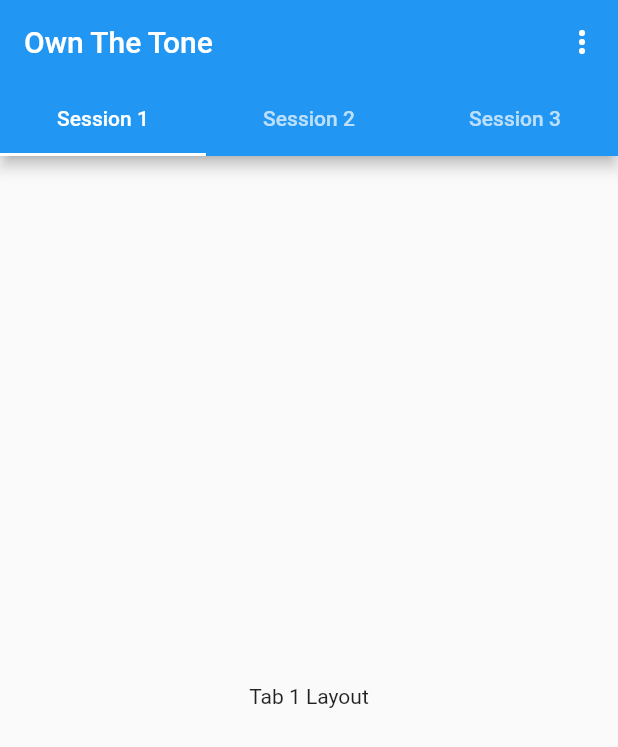
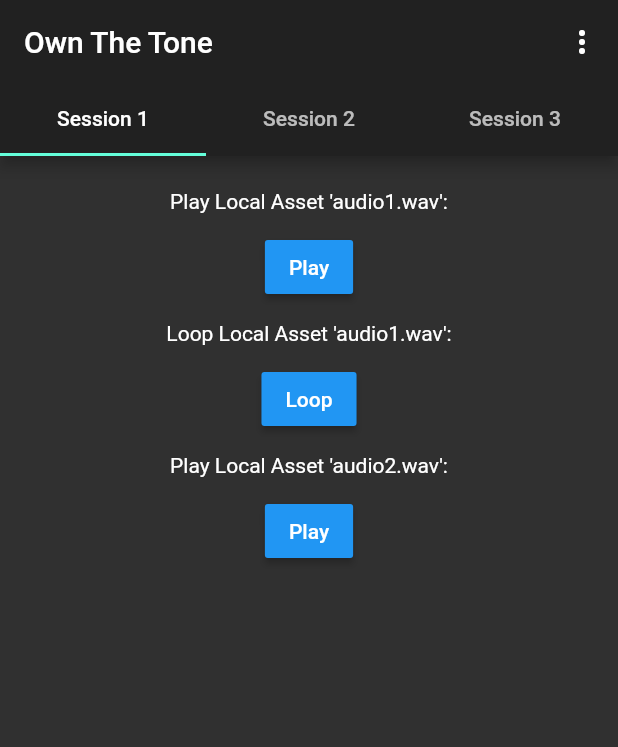
Before and after one commit to Nucl3arSn3k/Tinnitusapp, a Flutter app: the screen it shows after launch, on a phone screen of 412 x 824 dp. Shown: the top 747 px of the screen. Run offline on Flutter 3.47's test engine with Material 2 defaults, Android fonts, the phone set to English and light mode, and no system bars; our stand-ins replace audioplayers.

Commit message:
Basic audio functionality working,now I need a better player.
W00t. Basic cross-platform audio functionality achived. This is now a (very) basic prototype.

```diff
--- a/lib/main.dart
+++ b/lib/main.dart
@@ -10,9 +10,14 @@ class MainPersistentTabBar extends StatefulWidget {
 }
 
 class _MainPersistentTabBarState extends State<MainPersistentTabBar>{
+  Brightness brightness;
   @override
   Widget build(BuildContext context) {
     return new MaterialApp(
+      theme: new ThemeData(
+        primarySwatch: Colors.blue,
+        brightness: Brightness.dark,
+        ),
       home: DefaultTabController(
         length: 3,
         child: Scaffold(
@@ -94,16 +99,5 @@ class _MainPersistentTabBarState extends State<MainPersistentTabBar>{
   )
   );
   }
-
-
-
-
-
-
-
-
-
-
-
 }
 }
--- a/lib/pages/FirstScreen.dart
+++ b/lib/pages/FirstScreen.dart
@@ -1,9 +1,12 @@
 // FirstScreen.dart
+import 'dart:async';
+import 'dart:io';
+
 import 'package:audioplayers/audio_cache.dart';
 import 'package:audioplayers/audioplayers.dart';
 import 'package:flutter/material.dart';
-import 'dart:async';
-
+import 'package:path_provider/path_provider.dart';
+import 'package:ownthetone/player_widget.dart';
 
 class FirstScreen extends StatefulWidget {
   @override
@@ -12,20 +15,48 @@ class FirstScreen extends StatefulWidget {
 
 class _FirstScreenState extends State<FirstScreen> {
   AudioPlayer advancedPlayer = AudioPlayer();
+  AudioCache audioCache = AudioCache();
+  String localFilePath;
 
-  @override
-  void initState() {
-    super.initState();
-
-
+  Future _loadFile() async {
+    final dir = await getApplicationDocumentsDirectory();
+    final file = File('${dir.path}/audio.mp3');
   }
 
-  @override
-  Widget build(BuildContext context) {
-    return Container(
-      child: Center(
-        child: Text('Tab 1 Layout'),
+  Widget _tab(List<Widget> children) {
+    return Center(
+      child: Container(
+        padding: EdgeInsets.all(16.0),
+        child: Column(
+          children: children
+              .map((w) => Container(child: w, padding: EdgeInsets.all(6.0)))
+              .toList(),
+        ),
       ),
     );
   }
+
+  Widget _btn(String txt, VoidCallback onPressed) {
+    return ButtonTheme(
+        minWidth: 48.0,
+        child: RaisedButton(child: Text(txt), onPressed: onPressed));
+  }
+
+
+  Widget build(BuildContext context) {
+    return _tab([
+      Text('Play Local Asset \'audio1.wav\':'),
+      _btn('Play', () => audioCache.play('audio1.wav')),
+      Text('Loop Local Asset \'audio1.wav\':'),
+      _btn('Loop', () => audioCache.loop('audio1.wav')),
+      Text('Play Local Asset \'audio2.wav\':'),
+      _btn('Play', () => audioCache.play('audio2.wav')),
+    ]);
+  }
+
+
+
+
+
+
 }// TODO Implement this library.
```
